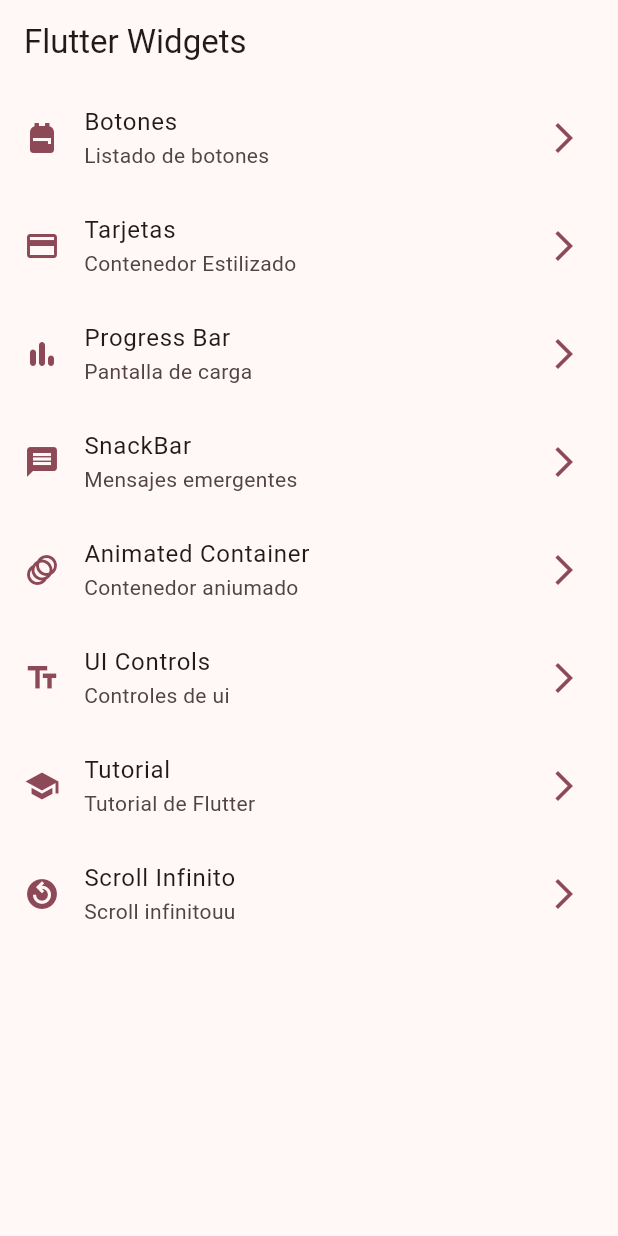
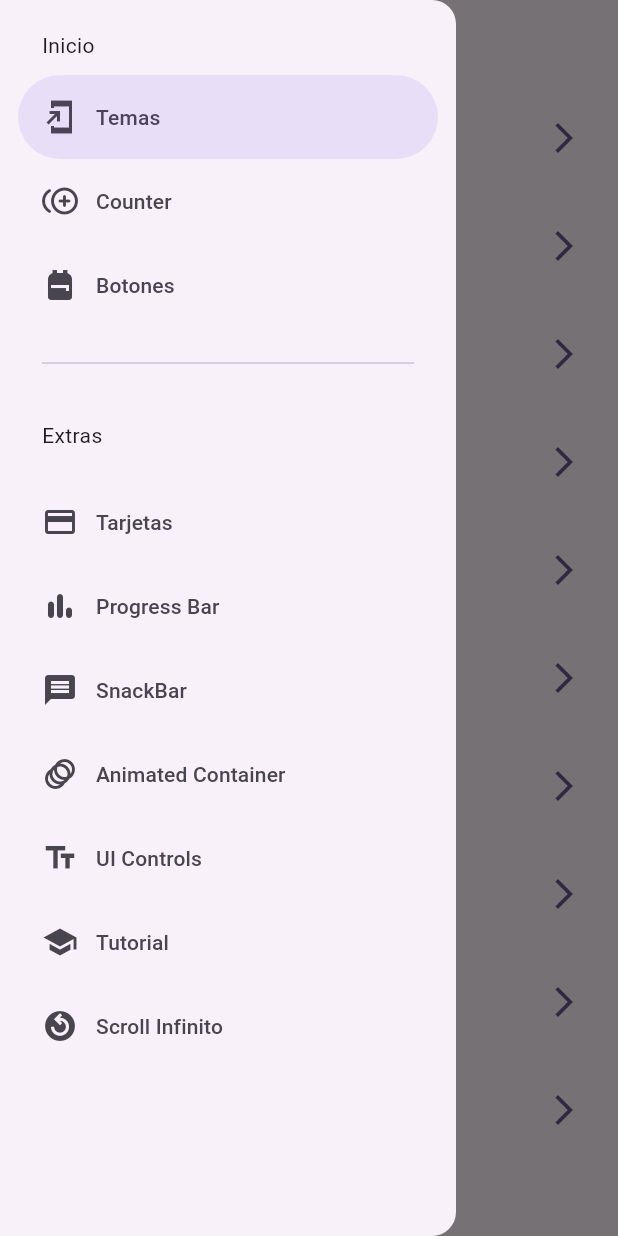
Before and after one commit to aguskuster/flutter_widgets, a Flutter app: the screen it shows after launch, with the side drawer open (before the commit the screen has no drawer), on a phone screen of 412 x 824 dp. Run offline on Flutter 3.47's test engine with Material 3 defaults, Android fonts, the phone set to English and light mode, and no system bars; our stand-ins replace animate_do, flutter_riverpod, go_router.

Commit message:
select you own color

```diff
--- a/lib/config/app_theme.dart
+++ b/lib/config/app_theme.dart
@@ -2,7 +2,7 @@ import 'package:flutter/material.dart';
 
 const colorList = [
   Colors.deepPurple,
-  Colors.green,
+Colors.green,
   Colors.blue,
   Colors.red,
   Colors.orange,
@@ -20,13 +20,14 @@ const colorList = [
 
 class AppTheme {
   final int selectedColor;
-
-  AppTheme({this.selectedColor = 0})
+  final bool isDarkMode;
+  AppTheme({this.isDarkMode = false,this.selectedColor = 0})
       : assert(selectedColor >= 0 && selectedColor < colorList.length,
             'Invalid color index');
 
   ThemeData getTheme() {
     return ThemeData(
+        brightness: isDarkMode ? Brightness.dark : Brightness.light,
         colorSchemeSeed: colorList[selectedColor],
         useMaterial3: true,
         appBarTheme: const AppBarTheme(centerTitle: false));
--- a/lib/config/menu/menu_items.dart
+++ b/lib/config/menu/menu_items.dart
@@ -19,6 +19,8 @@ class MenuItem{
 
 
 const appMenuItems = <MenuItem> [
+  MenuItem(title:"Temas" , subtitle: "Temas de colores" , link: "/themes" , icon: Icons.add_to_home_screen_sharp),
+  MenuItem(title:"Counter" , subtitle: "Counter Screeen" , link: "/counter-screen" , icon: Icons.control_point_duplicate_rounded),
   MenuItem(title:"Botones" , subtitle: "Listado de botones" , link: "/buttons" , icon: Icons.backpack),
   MenuItem(title:"Tarjetas" , subtitle: "Contenedor Estilizado" , link: "/cards" , icon: Icons.credit_card),
   MenuItem(title:"Progress Bar" , subtitle: "Pantalla de carga" , link: "/progress" , icon: Icons.bar_chart_rounded),
--- a/lib/config/router/app_router.dart
+++ b/lib/config/router/app_router.dart
@@ -73,5 +73,19 @@ final appRouter = GoRouter(
           child: InfiniteScroll(),
         ),
       ),
+      GoRoute(
+        path: '/counter-screen',
+        name: CounterScreen.name,
+        pageBuilder: (context, state) =>  const MaterialPage<dynamic>(
+          child: CounterScreen(),
+        ),
+      ),
+      GoRoute(
+        path: '/themes',
+        name: ThemeScreen.name,
+        pageBuilder: (context, state) =>  const MaterialPage<dynamic>(
+          child: ThemeScreen(),
+        ),
+      ),
   ],
 );
--- a/lib/main.dart
+++ b/lib/main.dart
@@ -1,21 +1,35 @@
 import 'package:flutter/material.dart';
+import 'package:flutter_riverpod/flutter_riverpod.dart';
 import 'package:flutter_widgets/config/app_theme.dart';
+
 import 'package:flutter_widgets/config/router/app_router.dart';
+import 'package:flutter_widgets/presentation/providers/theme_provider.dart';
 
 
 
-void main() => runApp(const MyApp());
 
-class MyApp extends StatelessWidget {
+void main() {
+  runApp(
+    // To install Riverpod, we need to add this widget above everything else.
+    // This should not be inside "MyApp" but as direct parameter to "runApp".
+    const ProviderScope(
+      child: MyApp(),
+    ),
+  );
+}
+
+class MyApp extends ConsumerWidget {
   const MyApp({super.key});
 
   @override
-  Widget build(BuildContext context) {
+  Widget build(BuildContext context, WidgetRef ref) {
+    final isDarkMode = ref.watch(isDarkModeProvider);
+    final selectedColor = ref.watch(selectedIndexColorProvider);
     return MaterialApp.router(
       routerConfig: appRouter,
       title: 'Flutter Widgets',
       debugShowCheckedModeBanner: false,
-      theme: AppTheme(selectedColor: 5).getTheme(),
+      theme: AppTheme(isDarkMode: isDarkMode, selectedColor: selectedColor).getTheme(),
 
 
     );
--- /dev/null
+++ b/lib/presentation/providers/counter_provider.dart
@@ -0,0 +1,5 @@
+
+
+import 'package:flutter_riverpod/flutter_riverpod.dart';
+
+final counterProvider = StateProvider<int>((ref) => 10);
--- /dev/null
+++ b/lib/presentation/providers/theme_provider.dart
@@ -0,0 +1,11 @@
+
+
+
+import 'package:flutter_riverpod/flutter_riverpod.dart';
+import 'package:flutter_widgets/config/app_theme.dart';
+
+final isDarkModeProvider = StateProvider<bool>((ref) => false);
+
+final colorListProvider = Provider((ref) => colorList);
+
+final selectedIndexColorProvider = StateProvider((ref) => 0);
--- a/lib/presentation/screens/home/home_screen.dart
+++ b/lib/presentation/screens/home/home_screen.dart
@@ -1,5 +1,6 @@
 import 'package:flutter/material.dart';
 import 'package:flutter_widgets/config/menu/menu_items.dart';
+import 'package:flutter_widgets/presentation/widgets/side_menu.dart';
 import 'package:go_router/go_router.dart';
 
 
@@ -10,11 +11,15 @@ class HomeScreen extends StatelessWidget {
 
   @override
   Widget build(BuildContext context) {
+
+    final scaffoldKey = GlobalKey<ScaffoldState>();
     return Scaffold(
+      key: scaffoldKey,
       appBar: AppBar(
         title: const Text('Flutter Widgets'),
       ),
       body: _HomeView(),
+      drawer: SideMenu(scaffoldKey: scaffoldKey),
     );
   }
 }
--- a/lib/presentation/screens/screens.dart
+++ b/lib/presentation/screens/screens.dart
@@ -8,3 +8,6 @@ export 'package:flutter_widgets/presentation/screens/snackbar/snackbar_screen.da
 export 'package:flutter_widgets/presentation/screens/progress/progress_screen.dart';
 export 'package:flutter_widgets/presentation/screens/infinite_scroll/infinite_scroll_screen.dart';
 export 'package:flutter_widgets/presentation/screens/ui_controls/ui_controls_screen.dart';
+export 'package:flutter_widgets/presentation/screens/counter/counter_screen.dart';
+
+export 'package:flutter_widgets/presentation/screens/themes/themes_screen.dart';
--- /dev/null
+++ b/lib/presentation/widgets/side_menu.dart
@@ -0,0 +1,44 @@
+import 'package:flutter/material.dart';
+import 'package:flutter_widgets/config/menu/menu_items.dart';
+import 'package:go_router/go_router.dart';
+
+class SideMenu extends StatefulWidget {
+
+  final GlobalKey<ScaffoldState> scaffoldKey;
+
+  const SideMenu({super.key, required this.scaffoldKey});
+
+  @override
+  State<SideMenu> createState() => _SideMenuState();
+}
+
+class _SideMenuState extends State<SideMenu> {
+  int navDrawerIndex = 0;
+  @override
+  Widget build(BuildContext context) {
+    return NavigationDrawer(
+        selectedIndex: navDrawerIndex,
+        onDestinationSelected: (int index) {
+          setState(() {
+            navDrawerIndex = index;
+          });
+          final MenuItem item = appMenuItems[index];
+          context.push(item.link);
+          widget.scaffoldKey.currentState!.closeDrawer();
+        },
+        children: [
+          const Padding(
+              padding: EdgeInsets.fromLTRB(28, 20, 16, 10),
+              child: Text("Inicio")),
+          ...appMenuItems.sublist(0,3).map((e) => NavigationDrawerDestination(
+              icon: Icon(e.icon), label: Text(e.title))),
+          const Padding(padding: EdgeInsets.fromLTRB(28, 16, 28, 10), child: Divider(),),
+          const Padding(
+              padding: EdgeInsets.fromLTRB(28, 20, 16, 20),
+              child: Text("Extras")),
+           ...appMenuItems.sublist(3).map((e) => NavigationDrawerDestination(
+              icon: Icon(e.icon), label: Text(e.title))),
+        ]);
+
+  }
+}
--- a/pubspec.yaml
+++ b/pubspec.yaml
@@ -37,6 +37,8 @@ dependencies:
   cupertino_icons: ^1.0.2
   go_router: ^13.2.0
   animate_do: ^3.3.3
+  flutter_riverpod: ^2.4.10
+  riverpod_annotation: ^2.3.4
 
 dev_dependencies:
   flutter_test:
```
Also changed, not shown: lib/presentation/screens/counter/counter_screen.dart (added, +50 -0 lines), lib/presentation/screens/themes/themes_screen.dart (added, +53 -0 lines), pubspec.lock.
